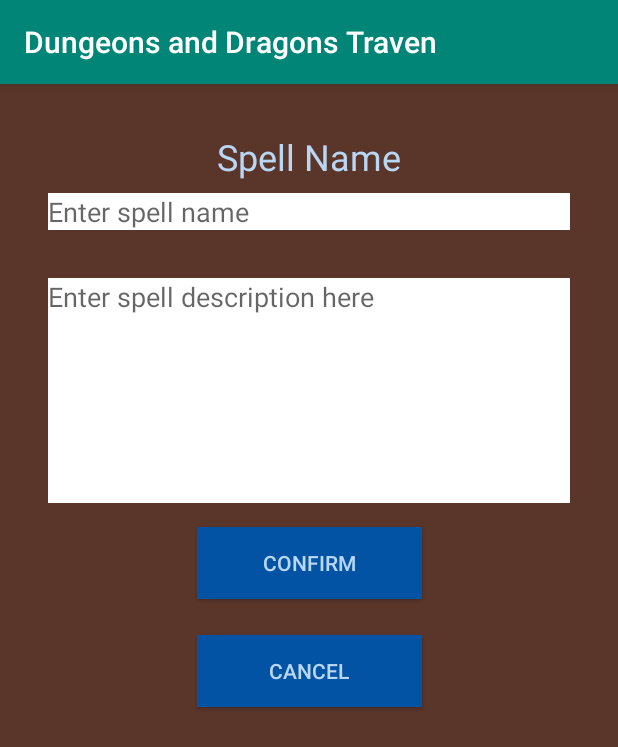
After one commit to NPDoiron/Project-and-Portfolio-6, an Android app: the fragment AddSpellFrag shown on its own in the app's theme, on a phone screen of 412 x 824 dp. The commit adds this screen. Shown: the top 747 px of the screen. Run offline under Robolectric (Android 15) with nearby library versions, the phone set to English and light mode, and no system bars; our stand-ins replace Firebase (no records; nobody signed in at launch, a user with empty details on screens opened directly); Roboto replaces fonts that are not available here; 1 statement that could not run was skipped.

Commit message:
Fix: fixed issues with spell screen

```diff
--- /dev/null
+++ b/DungeonsandDragonsTraven/app/src/main/java/com/example/dungeonsanddragonstraven/AddSpellFrag.java
@@ -0,0 +1,89 @@
+package com.example.dungeonsanddragonstraven;
+
+import android.os.Bundle;
+import android.view.LayoutInflater;
+import android.view.View;
+import android.view.ViewGroup;
+import android.widget.Button;
+import android.widget.EditText;
+import android.widget.Toast;
+
+import androidx.annotation.NonNull;
+import androidx.annotation.Nullable;
+import androidx.fragment.app.Fragment;
+
+import com.example.dungeonsanddragonstraven.character_display_screens.SpellListFrag;
+import com.google.firebase.auth.FirebaseAuth;
+import com.google.firebase.database.DataSnapshot;
+import com.google.firebase.database.DatabaseError;
+import com.google.firebase.database.DatabaseReference;
+import com.google.firebase.database.FirebaseDatabase;
+import com.google.firebase.database.ValueEventListener;
+
+import java.util.ArrayList;
+
+public class AddSpellFrag extends Fragment {
+    Character selected;
+
+    public static AddSpellFrag newInstance(Character selected) {
+
+        Bundle args = new Bundle();
+        args.putSerializable("Selected", selected);
+
+        AddSpellFrag fragment = new AddSpellFrag();
+        fragment.setArguments(args);
+        return fragment;
+    }
+
+    @Nullable
+    @Override
+    public View onCreateView(@NonNull LayoutInflater inflater, @Nullable ViewGroup container, @Nullable Bundle savedInstanceState) {
+        return inflater.inflate(R.layout.add_spell, container, false);
+    }
+
+    @Override
+    public void onActivityCreated(@Nullable Bundle savedInstanceState) {
+        super.onActivityCreated(savedInstanceState);
+
+        Button cancelBtn = getActivity().findViewById(R.id.spellCancelBtn);
+        Button confirmBtn = getActivity().findViewById(R.id.spellConfirmBtn);
+        final EditText spellName = getActivity().findViewById(R.id.spellName);
+        final EditText spellDesc = getActivity().findViewById(R.id.spellDescription);
+
+        selected = (Character) getArguments().getSerializable("Selected");
+
+        confirmBtn.setOnClickListener(new View.OnClickListener() {
+            @Override
+            public void onClick(View v) {
+                if (spellDesc.getText().toString().isEmpty() || spellName.getText().toString().isEmpty()) {
+                    Toast.makeText(getActivity(), "One of the fields are not field out.", Toast.LENGTH_SHORT).show();
+                } else {
+                    if (selected.spells != null) {
+                        selected.spells.add(new Spell(spellName.getText().toString(), spellDesc.getText().toString()));
+                    } else {
+                        selected.spells = new ArrayList<>();
+                        selected.spells.add(new Spell(spellName.getText().toString(), spellDesc.getText().toString()));
+                    }
+
+                    FirebaseAuth mAuth = FirebaseAuth.getInstance();
+                    FirebaseDatabase datebase = FirebaseDatabase.getInstance();
+
+                    DatabaseReference reference = datebase.getReference("data/users/" + mAuth.getCurrentUser().getUid() + "/" + selected.characterName);
+
+                    reference.child("spells").setValue(selected.spells);
+
+                    getActivity().getSupportFragmentManager().beginTransaction()
+                            .replace(R.id.fragcontainer, SpellListFrag.newInstance(selected)).commit();
+                }
+            }
+        });
+
+        cancelBtn.setOnClickListener(new View.OnClickListener() {
+            @Override
+            public void onClick(View v) {
+                getActivity().getSupportFragmentManager().beginTransaction()
+                        .replace(R.id.fragcontainer, SpellListFrag.newInstance(selected)).commit();
+            }
+        });
+    }
+}
--- a/DungeonsandDragonsTraven/app/src/main/java/com/example/dungeonsanddragonstraven/SpellListFrag.java
+++ /dev/null
@@ -1,6 +0,0 @@
-package com.example.dungeonsanddragonstraven;
-
-import androidx.fragment.app.Fragment;
-
-public class SpellListFrag extends Fragment {
-}
--- a/DungeonsandDragonsTraven/app/src/main/java/com/example/dungeonsanddragonstraven/character_display_screens/DisplayBtnScreen.java
+++ b/DungeonsandDragonsTraven/app/src/main/java/com/example/dungeonsanddragonstraven/character_display_screens/DisplayBtnScreen.java
@@ -115,7 +115,8 @@ public class DisplayBtnScreen extends Fragment {
         spell.setOnClickListener(new View.OnClickListener() {
             @Override
             public void onClick(View v) {
-
+                getActivity().getSupportFragmentManager().beginTransaction()
+                        .replace(R.id.fragcontainer, SpellListFrag.newInstance(selected)).commit();
             }
         });
     }
--- a/DungeonsandDragonsTraven/app/src/main/res/layout/add_spell.xml
+++ b/DungeonsandDragonsTraven/app/src/main/res/layout/add_spell.xml
@@ -1,6 +1,77 @@
 <?xml version="1.0" encoding="utf-8"?>
-<LinearLayout xmlns:android="http://schemas.android.com/apk/res/android"
-    android:orientation="vertical" android:layout_width="match_parent"
-    android:layout_height="match_parent">
+<androidx.constraintlayout.widget.ConstraintLayout xmlns:android="http://schemas.android.com/apk/res/android"
+    xmlns:app="http://schemas.android.com/apk/res-auto"
+    xmlns:tools="http://schemas.android.com/tools"
+    android:id="@+id/linearLayout9"
+    android:layout_width="match_parent"
+    android:layout_height="match_parent"
+    android:background="#5A352A"
+    android:orientation="vertical">
 
-</LinearLayout>
+    <TextView
+        android:id="@+id/textView39"
+        android:layout_width="wrap_content"
+        android:layout_height="wrap_content"
+        android:layout_marginTop="32dp"
+        android:text="@string/spell_name"
+        android:textColor="#B9D6F2"
+        android:textSize="24sp"
+        app:layout_constraintEnd_toEndOf="parent"
+        app:layout_constraintStart_toStartOf="parent"
+        app:layout_constraintTop_toTopOf="parent" />
+
+    <EditText
+        android:id="@+id/spellName"
+        android:layout_width="0dp"
+        android:layout_height="wrap_content"
+        android:layout_marginStart="32dp"
+        android:layout_marginTop="8dp"
+        android:layout_marginEnd="32dp"
+        android:background="@android:color/white"
+        android:ems="10"
+        android:hint="@string/enter_spell_name"
+        android:inputType="textPersonName"
+        app:layout_constraintEnd_toEndOf="parent"
+        app:layout_constraintStart_toStartOf="parent"
+        app:layout_constraintTop_toBottomOf="@+id/textView39"
+        android:importantForAutofill="no" />
+
+    <EditText
+        android:id="@+id/spellDescription"
+        android:layout_width="0dp"
+        android:layout_height="150dp"
+        android:layout_marginTop="32dp"
+        android:background="@android:color/white"
+        android:ems="10"
+        android:gravity="start|top"
+        android:hint="@string/enter_spell_description_here"
+        android:inputType="textMultiLine"
+        app:layout_constraintEnd_toEndOf="@+id/spellName"
+        app:layout_constraintStart_toStartOf="@+id/spellName"
+        app:layout_constraintTop_toBottomOf="@+id/spellName"
+        android:importantForAutofill="no" />
+
+    <Button
+        android:id="@+id/spellConfirmBtn"
+        android:layout_width="150dp"
+        android:layout_height="wrap_content"
+        android:layout_marginTop="16dp"
+        android:background="#0353A4"
+        android:text="@string/confirm"
+        android:textColor="#B9D6F2"
+        app:layout_constraintEnd_toEndOf="parent"
+        app:layout_constraintStart_toStartOf="parent"
+        app:layout_constraintTop_toBottomOf="@+id/spellDescription" />
+
+    <Button
+        android:id="@+id/spellCancelBtn"
+        android:layout_width="0dp"
+        android:layout_height="wrap_content"
+        android:layout_marginTop="24dp"
+        android:background="#0353A4"
+        android:text="@android:string/cancel"
+        android:textColor="#B9D6F2"
+        app:layout_constraintEnd_toEndOf="@+id/spellConfirmBtn"
+        app:layout_constraintStart_toStartOf="@+id/spellConfirmBtn"
+        app:layout_constraintTop_toBottomOf="@+id/spellConfirmBtn" />
+</androidx.constraintlayout.widget.ConstraintLayout>
--- a/DungeonsandDragonsTraven/app/src/main/res/values/strings.xml
+++ b/DungeonsandDragonsTraven/app/src/main/res/values/strings.xml
@@ -75,6 +75,11 @@
     <string name="health">Health:</string>
     <string name="health_points">health points</string>
     <string name="points">points</string>
+    <string name="enter_spell_name">Enter spell name</string>
+    <string name="spell_name">Spell Name</string>
+    <string name="enter_spell_description_here">Enter spell description here</string>
+    <string name="confirm">Confirm</string>
+    <string name="all_spells">All Spells</string>
 
     <string-array name="all_races">
         <item>Select a race</item>
```
Also changed, not shown: DungeonsandDragonsTraven/app/src/main/java/com/example/dungeonsanddragonstraven/Spell.java (+12 -0 lines), DungeonsandDragonsTraven/app/src/main/java/com/example/dungeonsanddragonstraven/character_display_screens/SpellListFrag.java (+45 -2 lines), DungeonsandDragonsTraven/app/src/main/res/layout/inventory_screen.xml (+7 -4 lines), DungeonsandDragonsTraven/app/src/main/res/layout/spell_list_screen.xml (+40 -0 lines), 175 other files.
